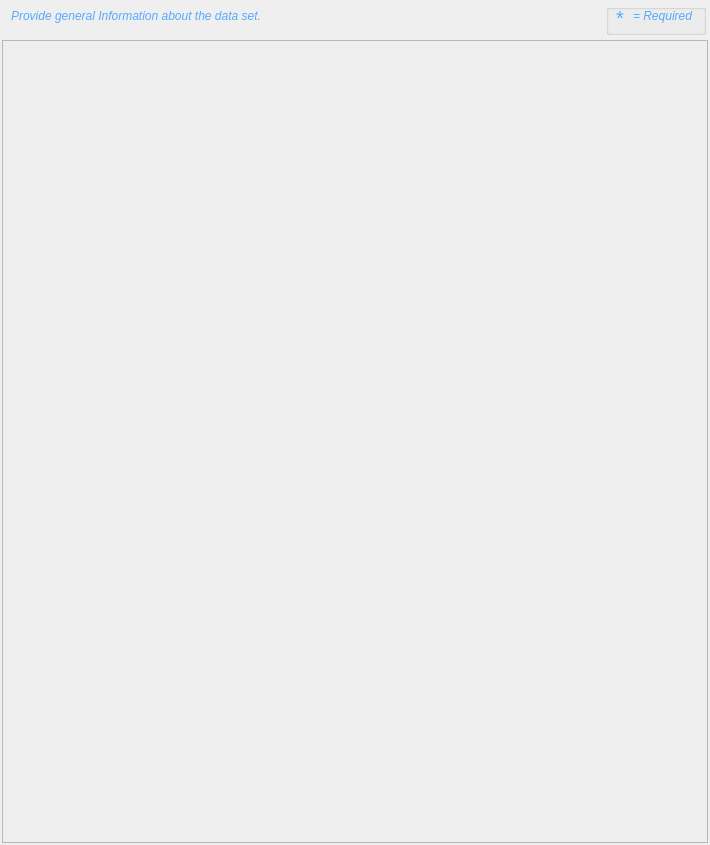
The window that pymdwizard/gui/ui_files/idinfo.ui (DOI-USGS/fort-pymdwizard) describes before a commit, drawn with Qt 5.
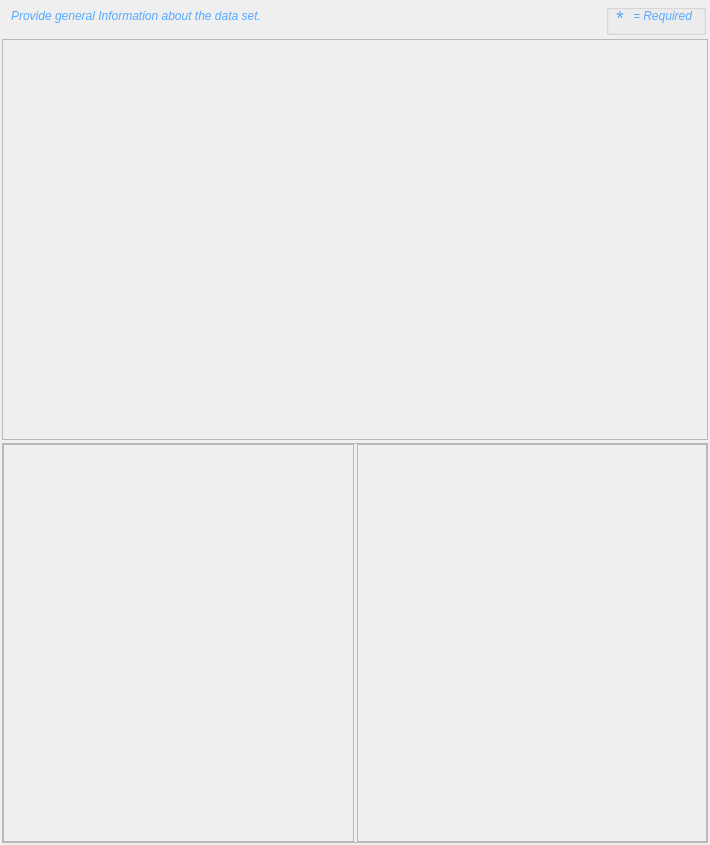
The same window after the commit.

Commit message: Update idinfo layout

```diff
--- a/pymdwizard/gui/ui_files/idinfo.ui
+++ b/pymdwizard/gui/ui_files/idinfo.ui
@@ -30,21 +30,6 @@
     <number>2</number>
    </property>
    <item>
-    <layout class="QVBoxLayout" name="verticalLayout">
-     <property name="spacing">
-      <number>3</number>
-     </property>
-     <item>
-      <layout class="QHBoxLayout" name="horizontalLayout_2">
-       <property name="spacing">
-        <number>0</number>
-       </property>
-       <property name="leftMargin">
-        <number>9</number>
-       </property>
-      </layout>
-     </item>
-     <item>
       <widget class="QFrame" name="frame">
        <property name="sizePolicy">
         <sizepolicy hsizetype="Preferred" vsizetype="Fixed">
@@ -290,7 +275,26 @@
       </widget>
      </item>
      <item>
+    <layout class="QVBoxLayout" name="verticalLayout">
+     <property name="spacing">
+      <number>3</number>
+     </property>
+     <item>
+      <layout class="QHBoxLayout" name="horizontalLayout_2">
+       <property name="spacing">
+        <number>0</number>
+       </property>
+       <property name="leftMargin">
+        <number>0</number>
+       </property>
+       <item>
       <widget class="QScrollArea" name="idinfo_scroll_area">
+         <property name="frameShape">
+          <enum>QFrame::NoFrame</enum>
+         </property>
+         <property name="frameShadow">
+          <enum>QFrame::Plain</enum>
+         </property>
        <property name="widgetResizable">
         <bool>true</bool>
        </property>
@@ -300,13 +304,19 @@
           <x>0</x>
           <y>0</y>
           <width>702</width>
-          <height>804</height>
-         </rect>
-        </property>
-        <layout class="QVBoxLayout" name="verticalLayout_4">
+            <height>810</height>
+           </rect>
+          </property>
+          <layout class="QVBoxLayout" name="verticalLayout_3">
+           <property name="spacing">
+            <number>3</number>
+           </property>
          <property name="leftMargin">
           <number>0</number>
          </property>
+           <property name="topMargin">
+            <number>0</number>
+           </property>
          <property name="rightMargin">
           <number>0</number>
          </property>
@@ -314,25 +324,103 @@
           <number>0</number>
          </property>
          <item>
-          <layout class="QVBoxLayout" name="main_layout">
+            <widget class="QFrame" name="frame_citation">
+             <property name="frameShape">
+              <enum>QFrame::StyledPanel</enum>
+             </property>
+             <property name="frameShadow">
+              <enum>QFrame::Raised</enum>
+             </property>
+            </widget>
+           </item>
+           <item>
+            <widget class="QFrame" name="two_column">
+             <property name="frameShape">
+              <enum>QFrame::StyledPanel</enum>
+             </property>
+             <property name="frameShadow">
+              <enum>QFrame::Raised</enum>
+             </property>
+             <layout class="QHBoxLayout" name="horizontalLayout_4">
+              <property name="spacing">
+               <number>3</number>
+              </property>
+              <property name="leftMargin">
+               <number>0</number>
+              </property>
+              <property name="topMargin">
+               <number>0</number>
+              </property>
+              <property name="rightMargin">
+               <number>0</number>
+              </property>
+              <property name="bottomMargin">
+               <number>0</number>
+              </property>
+              <item>
+               <widget class="QFrame" name="two_column_left">
+                <property name="frameShape">
+                 <enum>QFrame::StyledPanel</enum>
+                </property>
+                <property name="frameShadow">
+                 <enum>QFrame::Raised</enum>
+                </property>
+                <layout class="QVBoxLayout" name="verticalLayout_5">
            <item>
             <spacer name="verticalSpacer">
              <property name="orientation">
               <enum>Qt::Vertical</enum>
              </property>
+                   <property name="sizeType">
+                    <enum>QSizePolicy::Minimum</enum>
+                   </property>
              <property name="sizeHint" stdset="0">
               <size>
                <width>20</width>
-               <height>40</height>
+                     <height>378</height>
               </size>
              </property>
             </spacer>
            </item>
           </layout>
-         </item>
-        </layout>
-       </widget>
-      </widget>
+               </widget>
+              </item>
+              <item>
+               <widget class="QFrame" name="two_column_right">
+                <property name="frameShape">
+                 <enum>QFrame::StyledPanel</enum>
+                </property>
+                <property name="frameShadow">
+                 <enum>QFrame::Raised</enum>
+                </property>
+                <layout class="QVBoxLayout" name="verticalLayout_4">
+                 <item>
+                  <spacer name="verticalSpacer_2">
+                   <property name="orientation">
+                    <enum>Qt::Vertical</enum>
+                   </property>
+                   <property name="sizeType">
+                    <enum>QSizePolicy::Minimum</enum>
+                   </property>
+                   <property name="sizeHint" stdset="0">
+                    <size>
+                     <width>20</width>
+                     <height>378</height>
+                    </size>
+                   </property>
+                  </spacer>
+                 </item>
+                </layout>
+               </widget>
+              </item>
+             </layout>
+            </widget>
+           </item>
+          </layout>
+         </widget>
+        </widget>
+       </item>
+      </layout>
      </item>
     </layout>
    </item>
```
Lines whose indentation alone changed are shown as unchanged.
